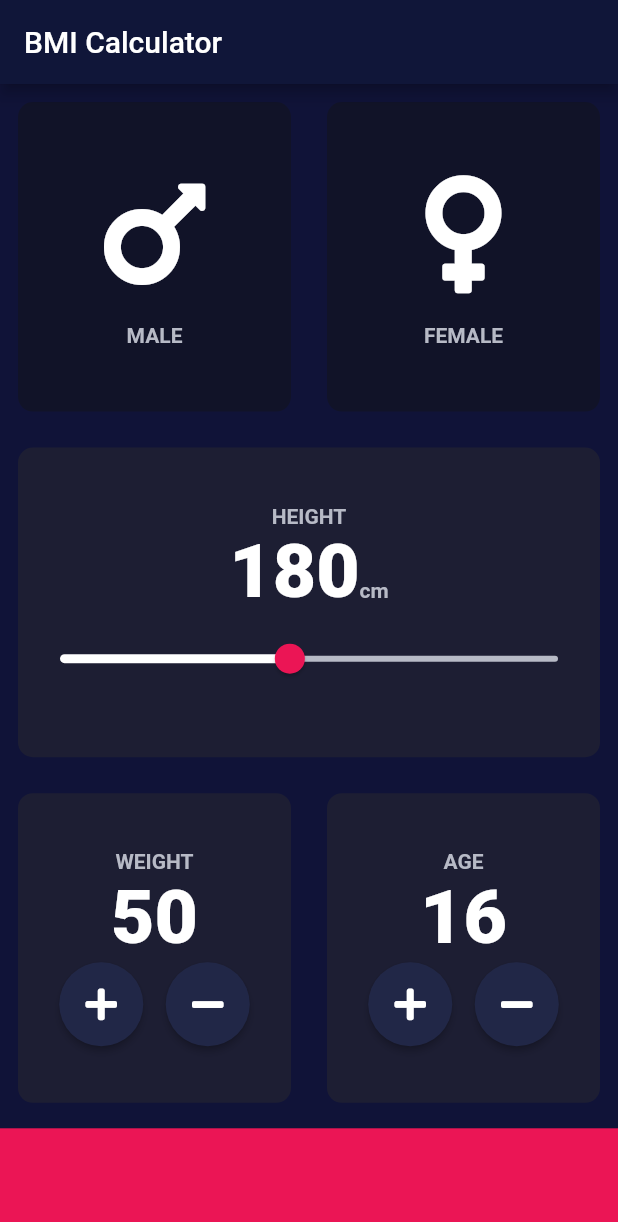
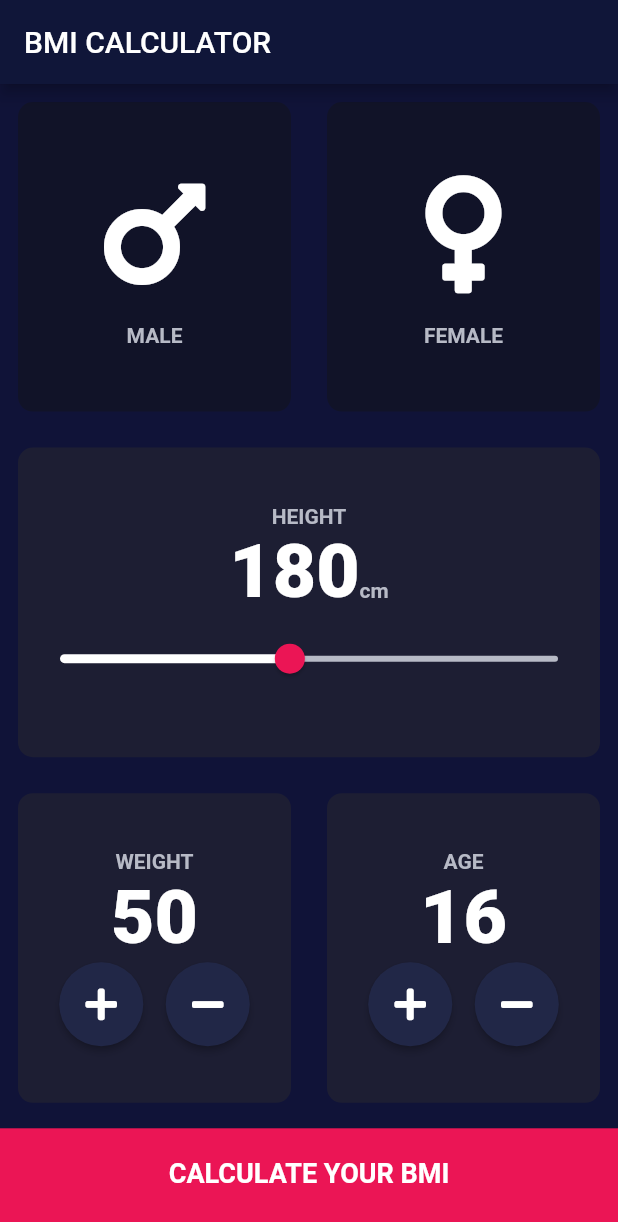
Before and after one commit to ketanchoyal/BMI-Calculator-Flutter-, a Flutter app: the screen it shows after launch, on a phone screen of 412 x 824 dp. Shown: the top 1222 px of the screen. Run offline on Flutter 3.47's test engine with Material 2 defaults, Android fonts, the phone set to English and light mode, and no system bars; our stand-ins replace font_awesome_flutter.

```diff
--- a/lib/input_page.dart
+++ b/lib/input_page.dart
@@ -26,7 +26,7 @@ class _InputScreenState extends State<InputScreen> {
     return Scaffold(
       appBar: AppBar(
         title: Text(
-            'BMI Calculator'
+            'BMI CALCULATOR'
         ),
       ),
       body: SafeArea(
@@ -220,6 +220,19 @@ class _InputScreenState extends State<InputScreen> {
                 decoration: BoxDecoration(
                     color: kButtonContainerColor,
                 ),
+                child: Center(
+                  child: Container(
+                    margin: EdgeInsets.only(bottom: 12.0),
+                    child: Text(
+                      'CALCULATE YOUR BMI',
+                      style: TextStyle(
+                        color: Colors.white,
+                        fontWeight: FontWeight.bold,
+                        fontSize: 18.0
+                      ),
+                    ),
+                  ),
+                ),
               ),
             ),
           ],
--- a/lib/main.dart
+++ b/lib/main.dart
@@ -12,7 +12,7 @@ class BMICalculator extends StatelessWidget {
         primaryColor: Color(0xff101639),
         scaffoldBackgroundColor: Color(0xFF101338),
       ),
-      title: "BMICalculatorBMICalculator",
+      title: "BMICalculator",
       home: InputScreen(),
     );
   }
```
